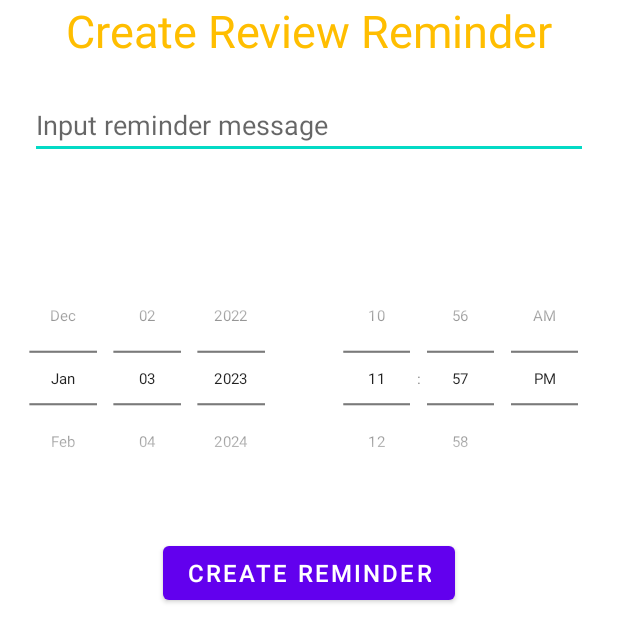
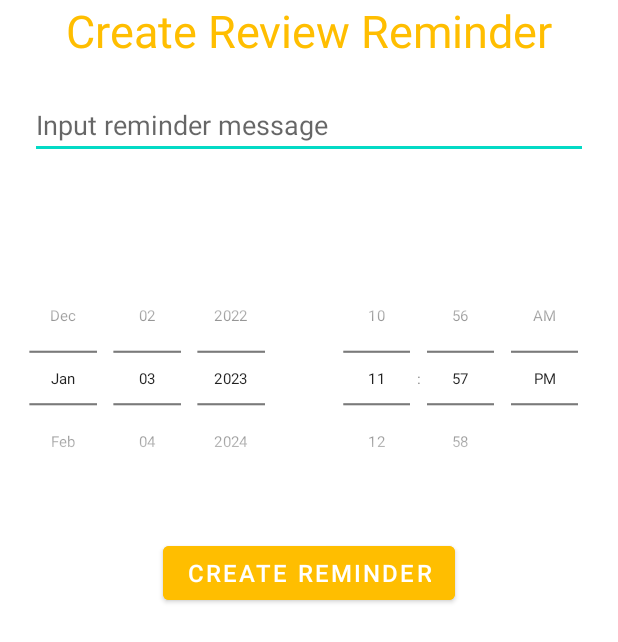
Before and after one commit to joswijayas/TPA-Mobile-Jejewegs, an Android app: the layout activity_create_notification.xml on its own in the app's theme, with its tools: preview values and no code run, on a phone screen of 412 x 824 dp. Shown: the top 642 px of the screen. Run offline under Robolectric (Android 15) with nearby library versions, the phone set to English and light mode, and no system bars.

Commit message:
fix bugs on review liked commented, beautify layout
fix bugs on review liked commented, beautify layout

```diff
--- a/app/src/main/res/layout/activity_create_notification.xml
+++ b/app/src/main/res/layout/activity_create_notification.xml
@@ -79,7 +79,8 @@
             android:layout_height="wrap_content"
             android:text="@string/create_reminder"
             android:textSize="16dp"
-            android:gravity="center">
+            android:gravity="center"
+            android:backgroundTint="@color/dark_yellow">
         </Button>
 
     </LinearLayout>
--- a/app/src/main/res/layout/fragment_review_liked_commented.xml
+++ b/app/src/main/res/layout/fragment_review_liked_commented.xml
@@ -3,7 +3,8 @@
     xmlns:tools="http://schemas.android.com/tools"
     android:layout_width="match_parent"
     android:layout_height="match_parent"
-    tools:context=".Fragment.ReviewLikedCommentedFragment">
+    tools:context=".Fragment.ReviewLikedCommentedFragment"
+    android:background="@color/light_yellow">
 
     <!-- TODO: Update blank fragment layout -->
     <LinearLayout
```
Also changed, not shown: app/src/main/java/edu/bluejack22_1/Jejewegs/Fragment/ReviewCommentedFragment.kt (+4 -3 lines), app/src/main/java/edu/bluejack22_1/Jejewegs/Fragment/ReviewLikedFragment.kt (+4 -3 lines).
